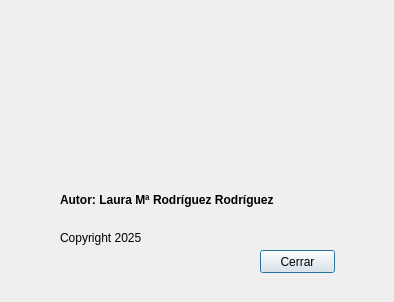
First picture: the form in rodriguezrodriguezrecupera/templates/dlgAbout.ui, repository lauri1604/rodriguezrodriguezrecupera, before the edit.
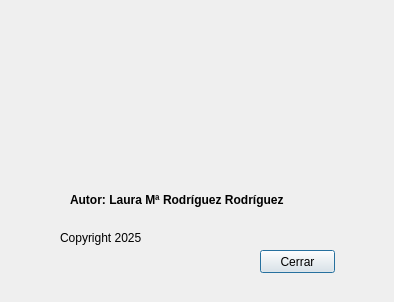
Second picture: the form after the edit. Icons and pictures are not drawn.

Diff of the .ui file:
```diff
--- a/rodriguezrodriguezrecupera/templates/dlgAbout.ui
+++ b/rodriguezrodriguezrecupera/templates/dlgAbout.ui
@@ -35,9 +35,9 @@
   <widget class="QLabel" name="autor">
    <property name="geometry">
     <rect>
-     <x>60</x>
+     <x>70</x>
      <y>190</y>
-     <width>251</width>
+     <width>221</width>
      <height>20</height>
     </rect>
    </property>
```
